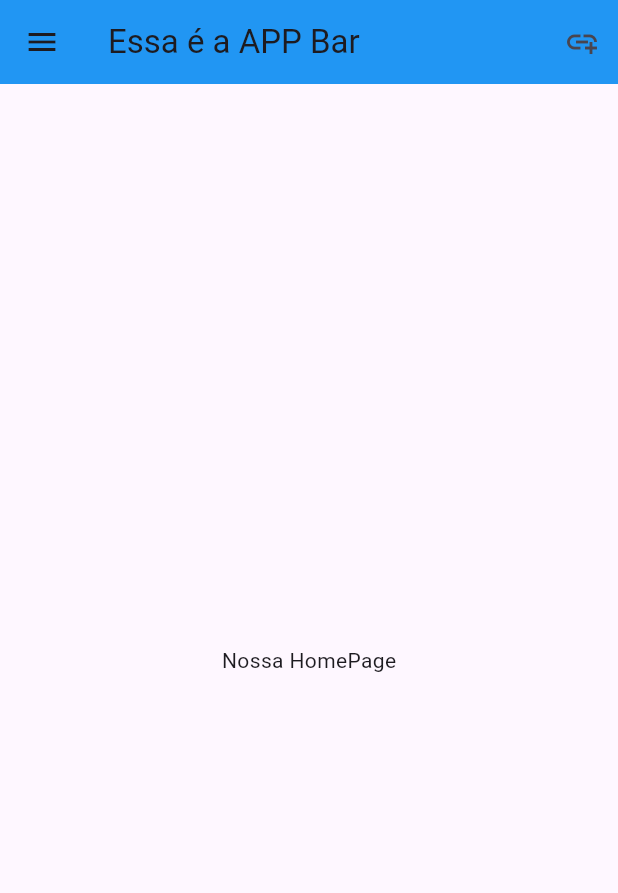
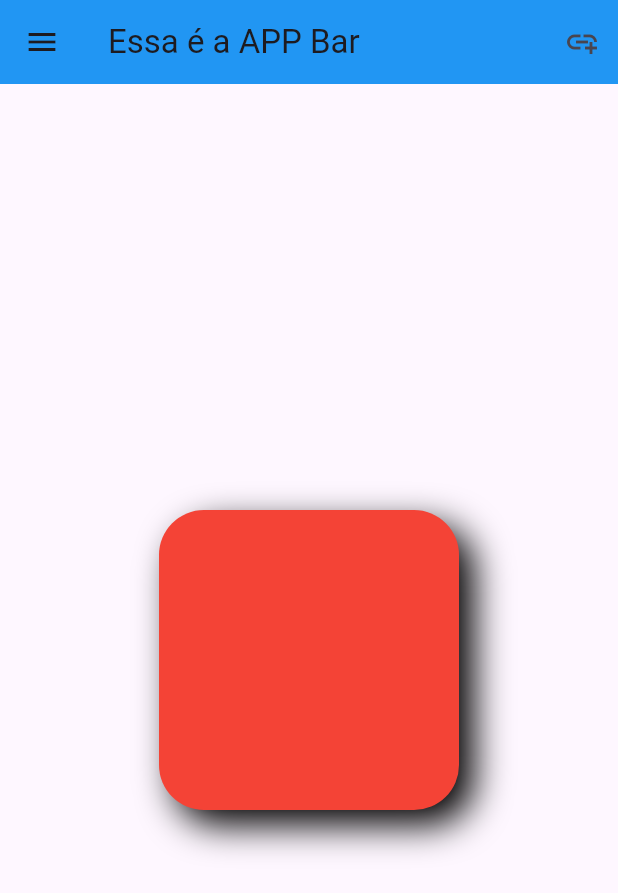
Before and after one commit to thiagofern4ndo/Flutter-Fundamentals, a Flutter app: the screen it shows after launch, on a phone screen of 412 x 824 dp. Shown: the top 893 px of the screen. Run offline on Flutter 3.47's test engine with Material 3 defaults, Android fonts, the phone set to English and light mode, and no system bars.

Commit message:
att home

```diff
--- a/lib/home/home_page.dart
+++ b/lib/home/home_page.dart
@@ -22,7 +22,23 @@ class HomePage extends StatelessWidget {
         ),
       ),
       body: Center(
-        child: Text('Nossa HomePage'),
+        child: Container(
+          width: 200,
+          height: 200,
+          margin: EdgeInsets.all(10), //Espaço parte externa
+          padding: EdgeInsets.all(10),
+          decoration: BoxDecoration(
+              color: Colors.red,
+              borderRadius: BorderRadius.circular(30),
+                  boxShadow: [
+                    BoxShadow(
+                      color: Colors.black,
+                      blurRadius: 20,
+                      offset: Offset(10, 10),
+                    ),
+                  ],
+                  ), // Espaço parte interna
+        ),
       ),
     );
   }
```
